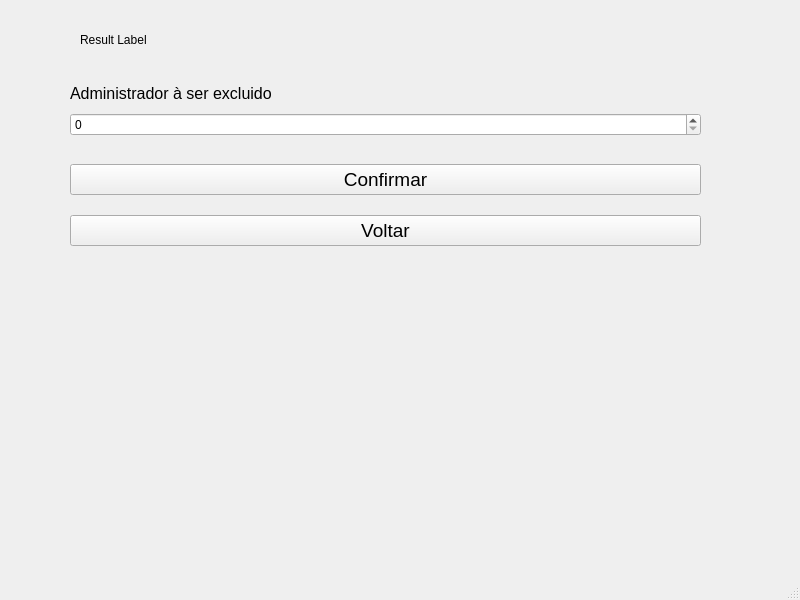
Before: the Qt Designer form qt6/src/excluadm.ui in lamarckf/cuidesys, drawn with Qt 5.
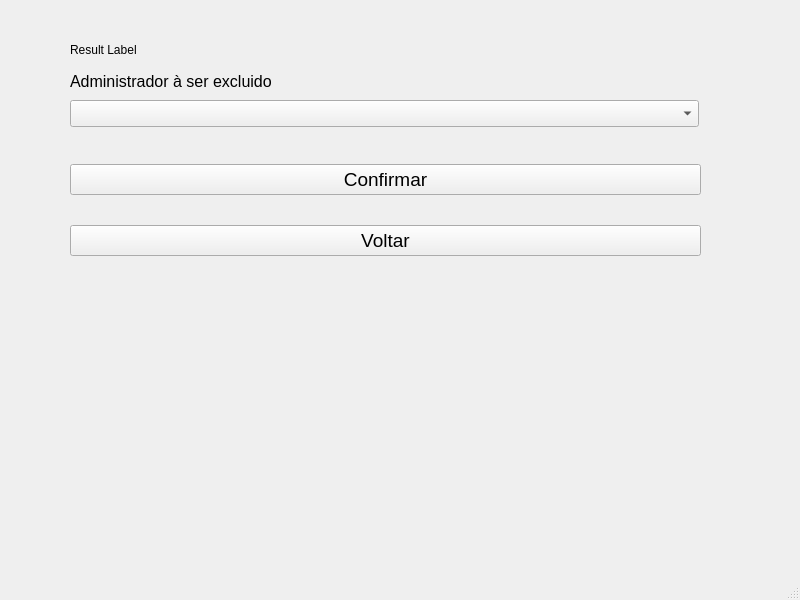
After: the same form once the commit is applied.

What changed in the file:
```diff
--- a/qt6/src/excluadm.ui
+++ b/qt6/src/excluadm.ui
@@ -17,8 +17,8 @@
    <widget class="QLabel" name="resultLabel">
     <property name="geometry">
      <rect>
-      <x>80</x>
-      <y>30</y>
+      <x>70</x>
+      <y>40</y>
       <width>641</width>
       <height>19</height>
      </rect>
@@ -31,9 +31,9 @@
     <property name="geometry">
      <rect>
       <x>70</x>
-      <y>150</y>
+      <y>140</y>
       <width>631</width>
-      <height>111</height>
+      <height>141</height>
      </rect>
     </property>
     <layout class="QVBoxLayout" name="verticalLayout_5">
@@ -63,18 +63,25 @@
      </item>
     </layout>
    </widget>
-   <widget class="QWidget" name="">
+   <widget class="QComboBox" name="admComboBox">
     <property name="geometry">
      <rect>
       <x>70</x>
-      <y>80</y>
-      <width>631</width>
-      <height>56</height>
+      <y>100</y>
+      <width>629</width>
+      <height>27</height>
      </rect>
     </property>
-    <layout class="QVBoxLayout" name="verticalLayout">
-     <item>
+   </widget>
       <widget class="QLabel" name="label_5">
+    <property name="geometry">
+     <rect>
+      <x>70</x>
+      <y>68</y>
+      <width>629</width>
+      <height>26</height>
+     </rect>
+    </property>
        <property name="font">
         <font>
          <pointsize>12</pointsize>
@@ -83,12 +90,6 @@
        <property name="text">
         <string>Administrador à ser excluido</string>
        </property>
-      </widget>
-     </item>
-     <item>
-      <widget class="QSpinBox" name="spinBox"/>
-     </item>
-    </layout>
    </widget>
   </widget>
   <widget class="QMenuBar" name="menubar">
```
Lines whose indentation alone changed are shown as unchanged.
